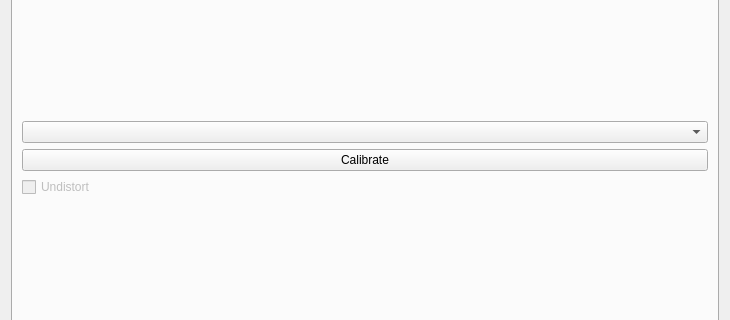
First picture: the form in src/aiBoardGame/view/ui/mainWindow.ui, repository Menta25/AI-boardgame, before the edit; both pictures show x 0 to 730 and y 130 to 450 of the 730 by 555 pixel window.
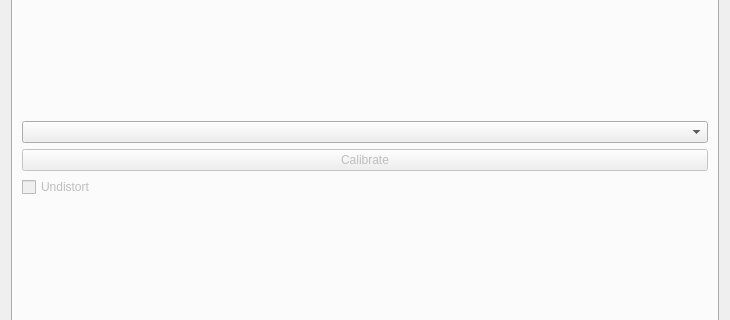
Second picture: the form after the edit.

Commit message: Feature: Add calibration save/load to GUI

Diff of the .ui file:
```diff
--- a/src/aiBoardGame/view/ui/mainWindow.ui
+++ b/src/aiBoardGame/view/ui/mainWindow.ui
@@ -39,7 +39,7 @@
          <item>
           <widget class="QPushButton" name="calibrateButton">
            <property name="enabled">
-            <bool>true</bool>
+            <bool>false</bool>
            </property>
            <property name="text">
             <string>Calibrate</string>
```
The commit also changes 6 other files.
